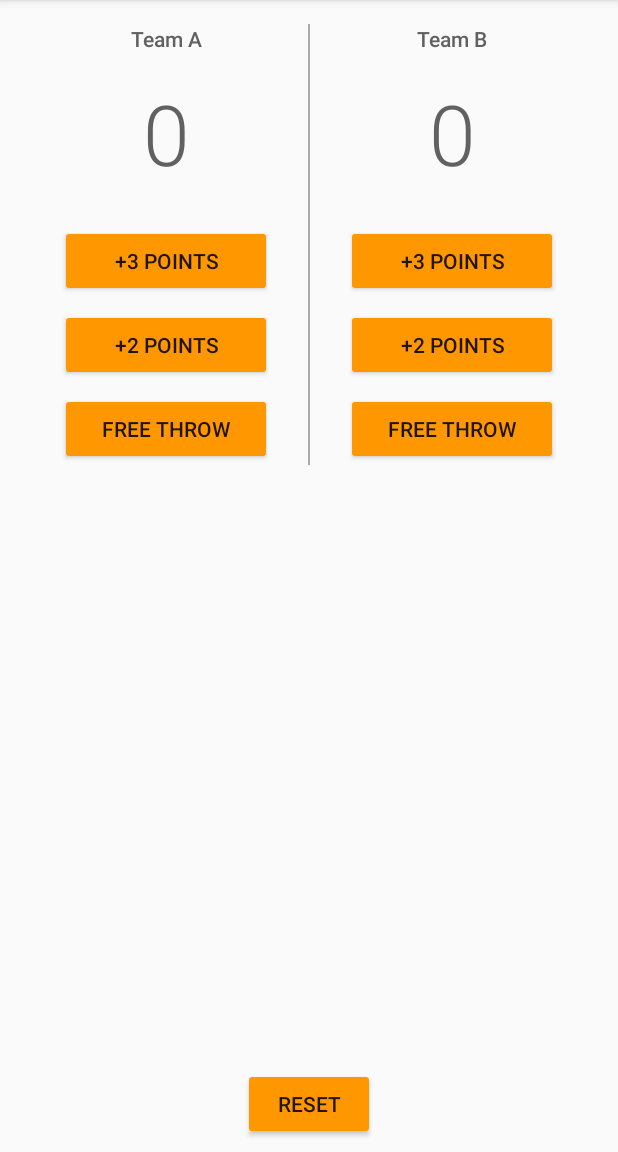
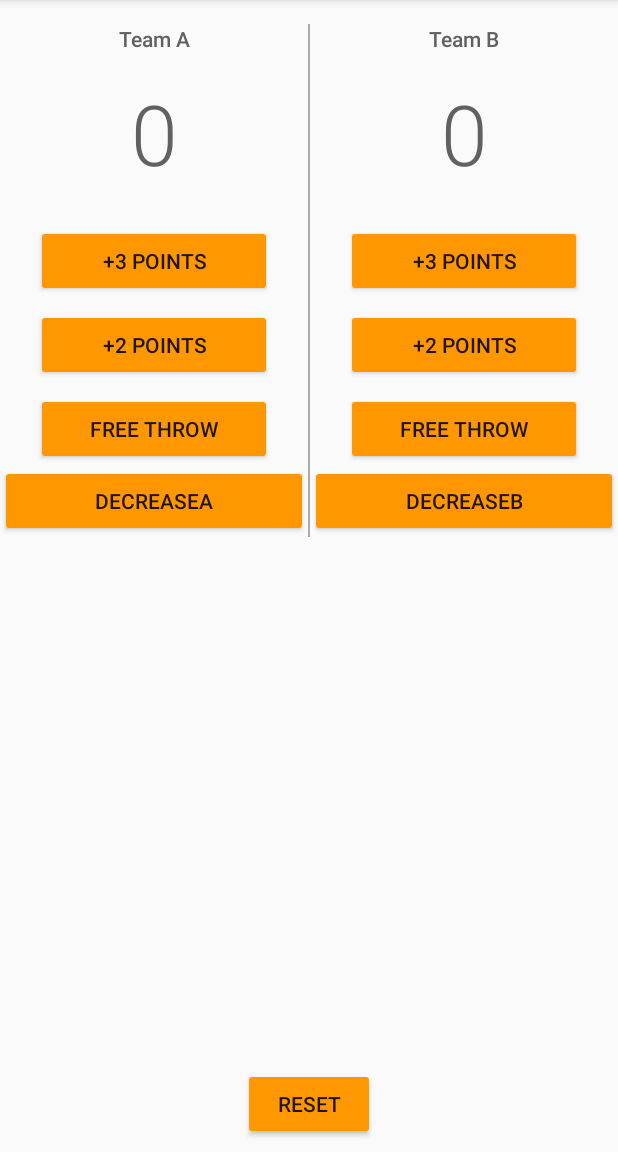
Before and after one commit to lowspeedburt/Court_Counter_Android, an Android app: the screen it shows after launch (MainActivity), on a phone screen of 412 x 824 dp, the part 84-1236 px from its top. Run offline under Robolectric (Android 15) with nearby library versions, the phone set to English and light mode, and no system bars.

```diff
--- a/CourtCounter/app/build.gradle
+++ b/CourtCounter/app/build.gradle
@@ -2,7 +2,7 @@ apply plugin: 'com.android.application'
 
 android {
     compileSdkVersion 24
-    buildToolsVersion "24.0.0"
+    buildToolsVersion '25.0.0'
 
     defaultConfig {
         applicationId "com.example.android.courtcounter"
--- a/CourtCounter/app/src/main/java/com/example/android/courtcounter/MainActivity.java
+++ b/CourtCounter/app/src/main/java/com/example/android/courtcounter/MainActivity.java
@@ -6,8 +6,8 @@ import android.view.View;
 import android.widget.TextView;
 
 public class MainActivity extends AppCompatActivity {
-    int scoreForTeamA = 0;
-    int scoreForTeamB = 0;
+    private int scoreForTeamA = 0;
+    private int scoreForTeamB = 0;
 
     @Override
     protected void onCreate(Bundle savedInstanceState) {
@@ -16,12 +16,38 @@ public class MainActivity extends AppCompatActivity {
 
     }
 
+
+
+    /**
+     * Gets score for team A
+     *
+     */
+    public int getScoreForTeamA(){
+        return this.scoreForTeamA;
+    }
+    /**
+     * Sets the score for team A
+     */
+    public int setScoreForTeamA(int score){
+        this.scoreForTeamA = score;
+        return scoreForTeamA;
+    }
+
     /**
      * Displays the given score for Team A.
      */
     public void displayForTeamA(int score) {
         TextView scoreView = (TextView) findViewById(R.id.team_a_score);
         scoreView.setText(String.valueOf(score));
+    }
+
+    public void decreaseTeamA(View view){
+        if (scoreForTeamA > 0) {
+            displayForTeamA(
+                    setScoreForTeamA(
+                            getScoreForTeamA() - 1));
+        }
+
     }
     /**
      * Adds three points for Team A.
--- a/CourtCounter/app/src/main/res/layout/activity_main.xml
+++ b/CourtCounter/app/src/main/res/layout/activity_main.xml
@@ -5,11 +5,25 @@
     android:layout_height="match_parent"
     android:orientation="vertical">
 
+
+    <Button
+        android:layout_width="wrap_content"
+        android:layout_height="wrap_content"
+        android:layout_alignParentBottom="true"
+        android:layout_centerHorizontal="true"
+        android:layout_marginBottom="8dp"
+        android:layout_marginLeft="22dp"
+        android:layout_marginRight="22dp"
+        android:onClick="resetScore"
+        android:text="Reset" />
+
     <LinearLayout
         android:layout_width="match_parent"
         android:layout_height="wrap_content"
-        android:layout_margin="16dp"
-        android:orientation="horizontal">
+        android:orientation="horizontal"
+        android:layout_marginTop="16dp"
+        android:layout_alignParentTop="true"
+        android:layout_centerHorizontal="true">
 
 
         <LinearLayout
@@ -67,6 +81,13 @@
                 android:layout_marginTop="8dp"
                 android:onClick="addOneForTeamA"
                 android:text="free throw" />
+
+            <Button
+                android:text="DecreaseA"
+                android:layout_width="match_parent"
+                android:layout_height="wrap_content"
+                android:onClick="decreaseTeamA"
+                android:id="@+id/decreaseTeamA" />
         </LinearLayout>
 
         <View
@@ -132,22 +153,15 @@
                 android:layout_marginTop="8dp"
                 android:onClick="addOneForTeamB"
                 android:text="free throw" />
+            <Button
+                android:text="DecreaseB"
+                android:layout_width="match_parent"
+                android:layout_height="wrap_content"
+                android:id="@+id/decreaseTeamB" />
         </LinearLayout>
 
 
     </LinearLayout>
 
 
-    <Button
-        android:layout_width="wrap_content"
-        android:layout_height="wrap_content"
-        android:layout_alignParentBottom="true"
-        android:layout_centerHorizontal="true"
-        android:layout_marginBottom="8dp"
-        android:layout_marginLeft="22dp"
-        android:layout_marginRight="22dp"
-        android:onClick="resetScore"
-        android:text="Reset" />
-
-
 </RelativeLayout>
--- a/CourtCounter/build.gradle
+++ b/CourtCounter/build.gradle
@@ -5,7 +5,7 @@ buildscript {
         jcenter()
     }
     dependencies {
-        classpath 'com.android.tools.build:gradle:2.1.2'
+        classpath 'com.android.tools.build:gradle:2.3.1'
 
         // NOTE: Do not place your application dependencies here; they belong
         // in the individual module build.gradle files
```
Also changed, not shown: CourtCounter/app/src/main/gen/com/example/android/courtcounter/BuildConfig.java (added, +8 -0 lines), CourtCounter/app/src/main/gen/com/example/android/courtcounter/Manifest.java (added, +7 -0 lines), CourtCounter/app/src/main/gen/com/example/android/courtcounter/R.java (added, +7 -0 lines), CourtCounter/gradle/wrapper/gradle-wrapper.properties.
